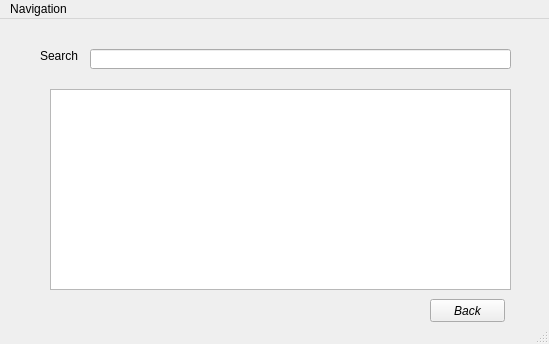
This is Sprint 2/Starting Pages/Admin Landing.ui in SDSMT-CSC464-F15/dancesoft as Qt 5 draws it before an edit. The edited form follows.
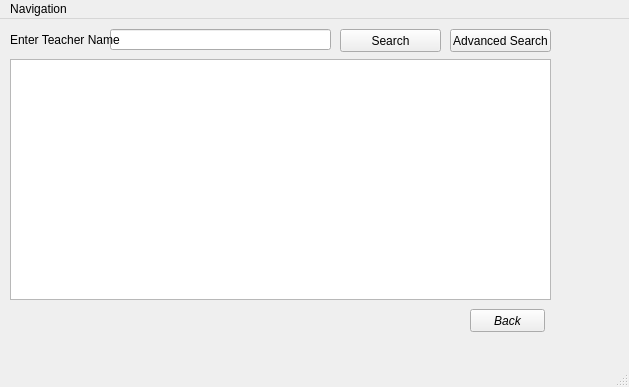
This is the edited form. The open tabs and pages were chosen to show the change.

Commit message:
Added select teacher dialog and update teacher
not yet complete but work if run independently, will add connection

```diff
--- a/Sprint 2/Starting Pages/Admin Landing.ui
+++ b/Sprint 2/Starting Pages/Admin Landing.ui
@@ -6,8 +6,8 @@
    <rect>
     <x>0</x>
     <y>0</y>
-    <width>549</width>
-    <height>344</height>
+    <width>629</width>
+    <height>387</height>
    </rect>
   </property>
   <property name="windowTitle">
@@ -19,8 +19,8 @@
      <rect>
       <x>10</x>
       <y>0</y>
-      <width>521</width>
-      <height>311</height>
+      <width>551</width>
+      <height>321</height>
      </rect>
     </property>
     <property name="currentIndex">
@@ -616,94 +616,82 @@
      </widget>
     </widget>
     <widget class="QWidget" name="page">
+     <widget class="QPushButton" name="Teacher_search_back_btn">
+      <property name="geometry">
+       <rect>
+        <x>460</x>
+        <y>290</y>
+        <width>75</width>
+        <height>23</height>
+       </rect>
+      </property>
+      <property name="font">
+       <font>
+        <family>Arial</family>
+        <italic>true</italic>
+       </font>
+      </property>
+      <property name="text">
+       <string>Back</string>
+      </property>
+     </widget>
+     <widget class="QLineEdit" name="Search_lineEdit">
+      <property name="geometry">
+       <rect>
+        <x>100</x>
+        <y>10</y>
+        <width>221</width>
+        <height>21</height>
+       </rect>
+      </property>
+     </widget>
+     <widget class="QTableView" name="Teacher_view">
+      <property name="geometry">
+       <rect>
+        <x>0</x>
+        <y>40</y>
+        <width>541</width>
+        <height>241</height>
+       </rect>
+      </property>
+     </widget>
      <widget class="QLabel" name="label">
       <property name="geometry">
        <rect>
-        <x>30</x>
-        <y>30</y>
-        <width>46</width>
-        <height>13</height>
+        <x>0</x>
+        <y>10</y>
+        <width>121</width>
+        <height>21</height>
+       </rect>
+      </property>
+      <property name="text">
+       <string>Enter Teacher Name</string>
+      </property>
+     </widget>
+     <widget class="QPushButton" name="Search_btn">
+      <property name="geometry">
+       <rect>
+        <x>330</x>
+        <y>10</y>
+        <width>101</width>
+        <height>23</height>
        </rect>
       </property>
       <property name="text">
        <string>Search</string>
       </property>
      </widget>
-     <widget class="QLineEdit" name="lineEdit">
-      <property name="geometry">
-       <rect>
-        <x>80</x>
-        <y>30</y>
-        <width>421</width>
-        <height>20</height>
-       </rect>
-      </property>
-     </widget>
-     <widget class="QTableWidget" name="tableWidget">
-      <property name="geometry">
-       <rect>
-        <x>40</x>
-        <y>70</y>
-        <width>461</width>
-        <height>201</height>
-       </rect>
-      </property>
-     </widget>
-     <widget class="QPushButton" name="Payroll_back_btn_2">
-      <property name="geometry">
-       <rect>
-        <x>420</x>
-        <y>280</y>
-        <width>75</width>
-        <height>23</height>
-       </rect>
-      </property>
-      <property name="font">
-       <font>
-        <family>Arial</family>
-        <italic>true</italic>
-       </font>
-      </property>
-      <property name="text">
-       <string>Back</string>
-      </property>
-     </widget>
-    </widget>
-    <widget class="QWidget" name="page_2">
-     <widget class="QPushButton" name="pushButton">
-      <property name="geometry">
-       <rect>
-        <x>360</x>
-        <y>280</y>
-        <width>75</width>
-        <height>23</height>
-       </rect>
-      </property>
-      <property name="text">
-       <string>Submit</string>
-      </property>
-     </widget>
-     <widget class="QPushButton" name="pushButton_2">
+     <widget class="QPushButton" name="Adv_search_btn">
       <property name="geometry">
        <rect>
         <x>440</x>
-        <y>280</y>
-        <width>75</width>
+        <y>10</y>
+        <width>101</width>
         <height>23</height>
        </rect>
       </property>
       <property name="text">
-       <string>Back</string>
-      </property>
-     </widget>
-     <widget class="QComboBox" name="comboBox">
-      <property name="geometry">
-       <rect>
-        <x>20</x>
-        <y>50</y>
-        <width>211</width>
-        <height>22</height>
-       </rect>
+       <string>Advanced Search</string>
       </property>
      </widget>
     </widget>
@@ -1023,7 +1011,7 @@
     <rect>
      <x>0</x>
      <y>0</y>
-     <width>549</width>
+     <width>629</width>
      <height>21</height>
     </rect>
    </property>
```
Left out of the diff: 3 changed lines with no effect on the pictures. The commit also changes 12 other files.
